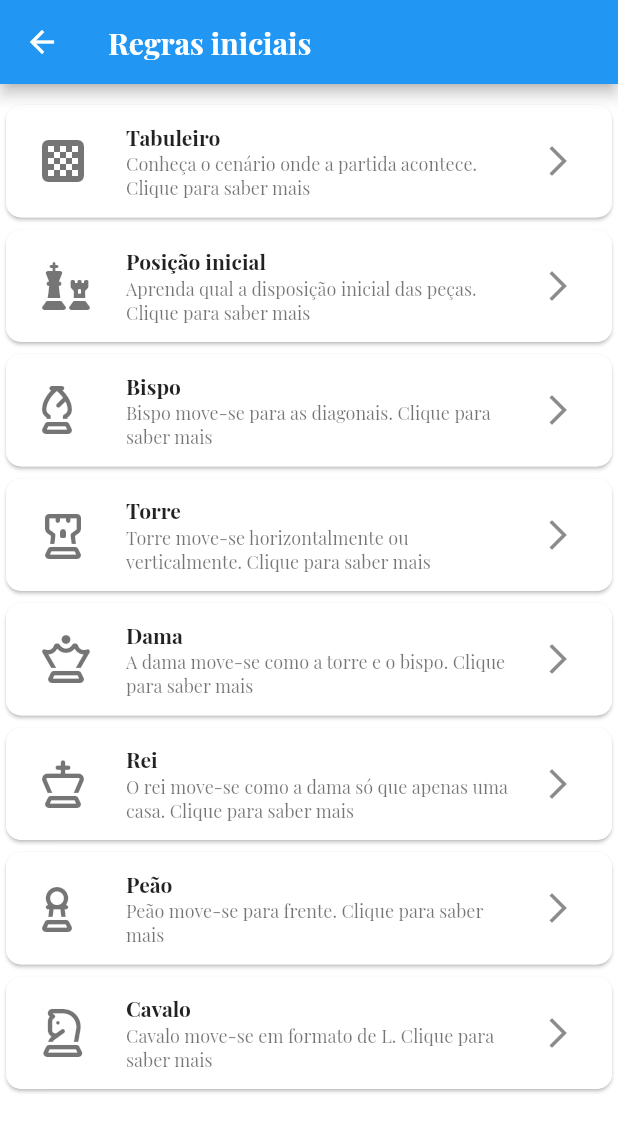
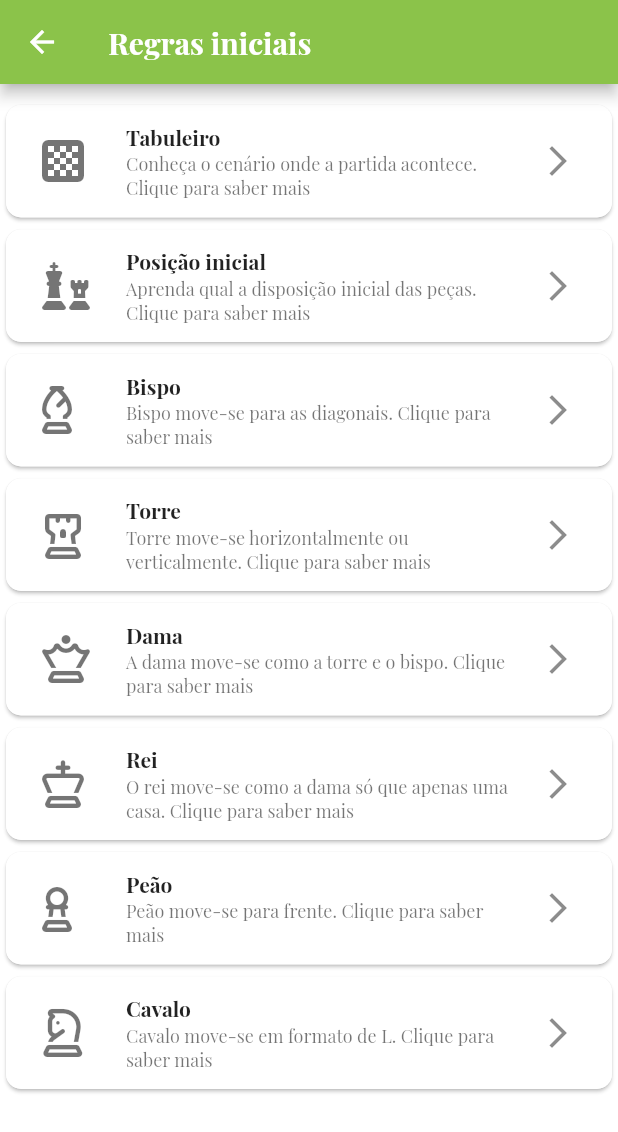
Before and after one commit to marcos-cezar/basicchess, a Flutter app: the screen it shows after launch, after a tap on "Regras iniciais", on a phone screen of 412 x 824 dp. Shown: the top 1132 px of the screen. Run offline on Flutter 3.47's test engine with Material 2 defaults, Android fonts, the phone set to English and light mode, and no system bars; our stand-ins replace font_awesome_flutter, google_fonts; missing offline and left inert: chess_vectors_flutter, flutter_chess_board.

Commit message:
Fix warnings on project

```diff
--- a/lib/main.dart
+++ b/lib/main.dart
@@ -18,12 +18,12 @@ void main() {
     runApp(MaterialApp(
       debugShowCheckedModeBanner: false,
       theme: ThemeData(
-          primaryColor: Colors.lightGreen,
+          primarySwatch: Colors.lightGreen,
           primaryColorLight: Colors.lightGreen,
           primaryColorDark: Colors.lightGreen,
           fontFamily: GoogleFonts.playfairDisplay(fontStyle: FontStyle.normal)
               .fontFamily,
-          primaryTextTheme: const TextTheme(headline6: TextStyle(color: Colors.white))),
+          textTheme: const TextTheme(headline6: TextStyle(color: Colors.white))),
       initialRoute: "/",
       routes: {
         "/": (context) => AppStateContainer(
--- a/lib/pages/board_detail_page.dart
+++ b/lib/pages/board_detail_page.dart
@@ -8,7 +8,7 @@ class BoardDetailPage extends StatelessWidget {
 
   BoardDetailPage({Key key}) : super(key: key);
 
-  ChessBoardController _chessBoardController = ChessBoardController();
+  final ChessBoardController _chessBoardController = ChessBoardController();
 
   @override
   Widget build(BuildContext context) {
--- a/lib/widgets/app_base_skeleton.dart
+++ b/lib/widgets/app_base_skeleton.dart
@@ -2,25 +2,24 @@ import 'package:flutter/material.dart';
 import 'package:google_fonts/google_fonts.dart';
 
 class AppBaseSkeleton extends StatelessWidget {
-
   final String title;
   final Color backgroundColor;
   final Widget child;
 
   const AppBaseSkeleton(
-      {this.title, this.backgroundColor = Colors.white, this.child});
+      {Key key, this.title, this.backgroundColor = Colors.white, this.child});
 
   @override
   Widget build(BuildContext context) {
     return Scaffold(
       appBar: AppBar(
-        iconTheme: const IconThemeData(
-            color: Colors.white
-        ),
+        iconTheme: const IconThemeData(color: Colors.white),
         title: Text(
           title,
           style: GoogleFonts.playfairDisplay(
-              fontStyle: FontStyle.normal, fontWeight: FontWeight.bold),
+              fontStyle: FontStyle.normal,
+              fontWeight: FontWeight.bold,
+              color: Colors.white),
         ),
       ),
       body: SafeArea(
--- a/pubspec.yaml
+++ b/pubspec.yaml
@@ -11,7 +11,7 @@ description: A chess puzzle solver app
 # In iOS, build-name is used as CFBundleShortVersionString while build-number used as CFBundleVersion.
 # Read more about iOS versioning at
 # https://developer.apple.com/library/archive/documentation/General/Reference/InfoPlistKeyReference/Articles/CoreFoundationKeys.html
-version: 2.2.1
+version: 1.1.0+3
 
 environment:
   sdk: ">=2.1.0 <3.0.0"
```
Also changed, not shown: 1 other file.
